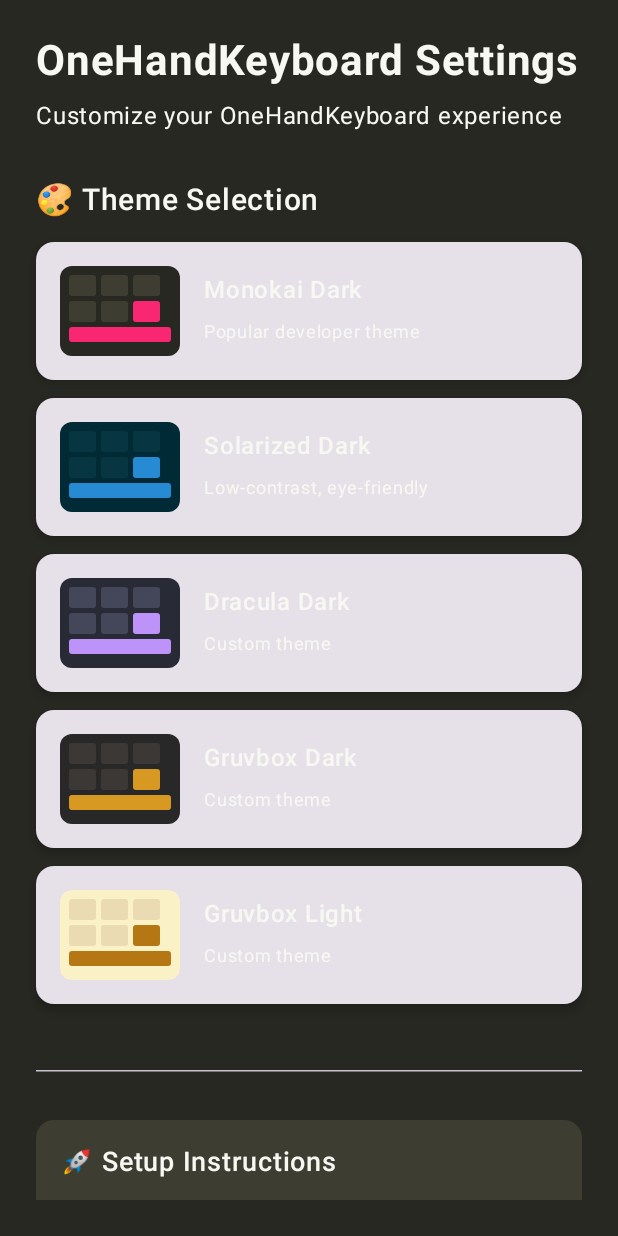
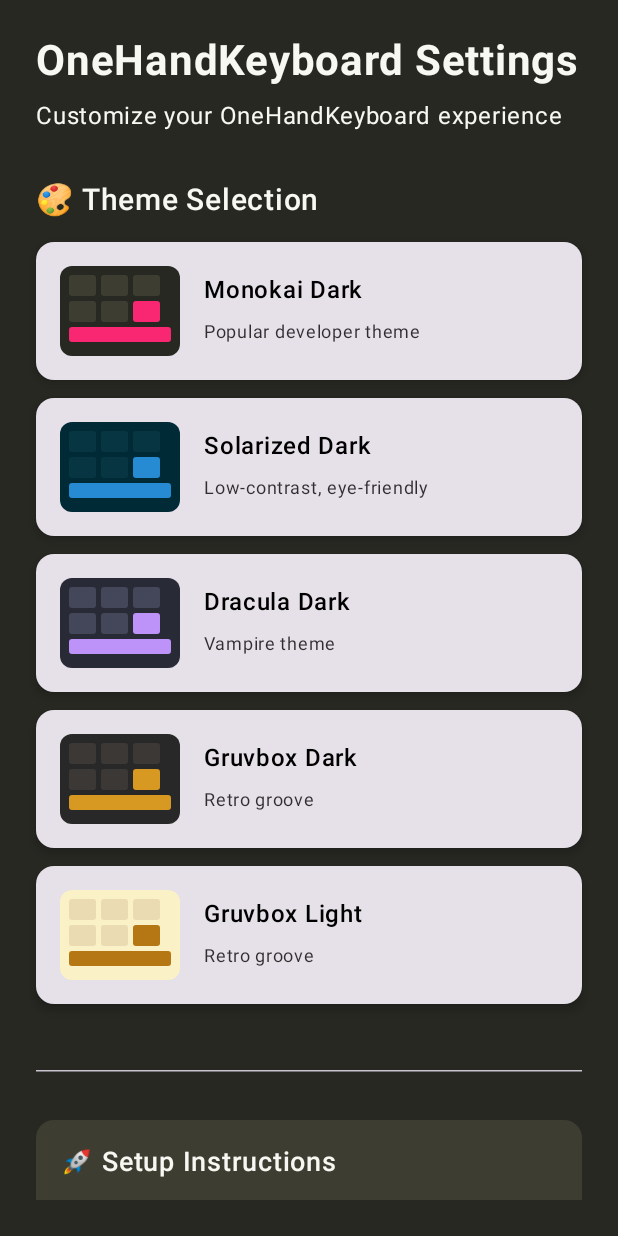
Before and after one commit to 02900/Android-One-Hand-Keyboard, an Android app built with Jetpack Compose: the screen it shows after launch (SettingsActivity), on a phone screen of 412 x 824 dp. Run offline under Robolectric (Android 15) with nearby library versions, the phone set to English and light mode, and no system bars; our stand-ins replace Dagger/Hilt's generated code.

Commit message:
feat: add theme selector component with theme preview cards and color inversion toggle

```diff
--- a/app/src/main/kotlin/com/onehandkeyboard/ui/components/ThemeSelector.kt
+++ b/app/src/main/kotlin/com/onehandkeyboard/ui/components/ThemeSelector.kt
@@ -188,13 +188,13 @@ private fun ThemePreviewCard(
                     text = themePreview.name,
                     fontSize = 16.sp,
                     fontWeight = FontWeight.Medium,
-                    color = MaterialTheme.colorScheme.onSurface
+                    color = Color.Black
                 )
 
                 Text(
                     text = getThemeDescription(themePreview.name),
                     fontSize = 12.sp,
-                    color = MaterialTheme.colorScheme.onSurfaceVariant,
+                    color = Color.Black.copy(alpha = 0.8f),
                     modifier = Modifier.padding(top = 4.dp)
                 )
             }
@@ -300,7 +300,26 @@ private fun getThemeDescription(themeName: String): String = when {
     themeName.contains("Monokai") -> "Popular developer theme"
     themeName.contains("Solarized") -> "Low-contrast, eye-friendly"
     themeName.contains("Tokyo") -> "Modern, elegant theme"
+    themeName.contains("Dracula") -> "Vampire theme"
+    themeName.contains("Gruvbox") -> "Retro groove"
     else -> "Custom theme"
+}
+
+/**
+ * Calculate contrasting text color based on background luminance
+ * Uses simplified luminance calculation for better contrast
+ */
+private fun getContrastingTextColor(backgroundColor: Color): Color {
+    // Simplified luminance calculation using perceived brightness
+    val r = backgroundColor.red
+    val g = backgroundColor.green
+    val b = backgroundColor.blue
+
+    // Calculate perceived brightness (0.299*R + 0.587*G + 0.114*B)
+    val brightness = (0.299f * r + 0.587f * g + 0.114f * b)
+
+    // Return white for dark backgrounds, black for light backgrounds
+    return if (brightness > 0.5f) Color.Black else Color.White
 }
 
 @Preview(showBackground = true)
```
